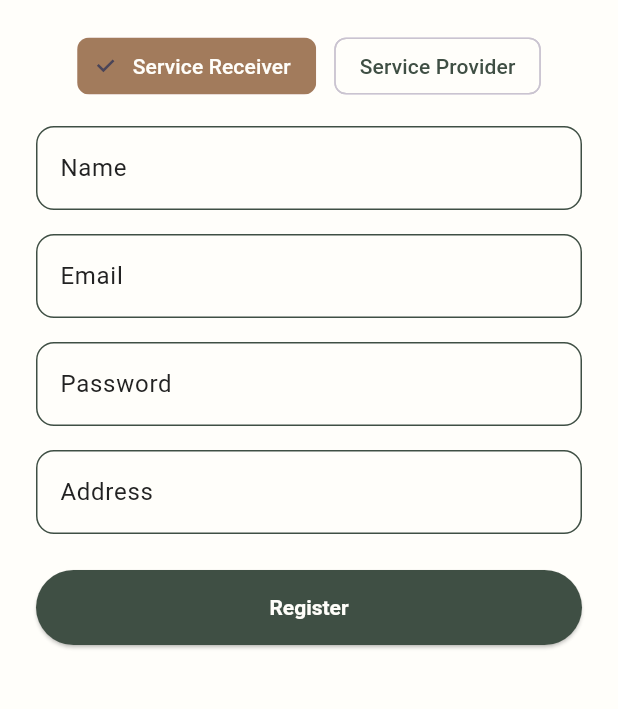
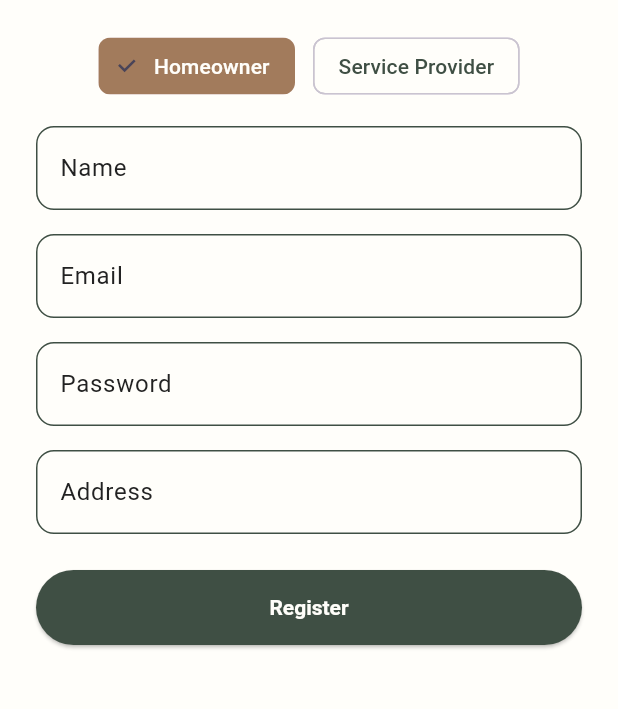
Before and after one commit to AminBihamta/homely, a Flutter app: the RegisterScreen screen opened directly, on a phone screen of 412 x 824 dp, the part 270-979 px from its top. Run offline on Flutter 3.47's test engine with Material 3 defaults, Android fonts, the light colour scheme and no system bars; our stand-ins replace cloud_firestore, firebase_auth, firebase_core; accounts and stored records are empty.

Commit message:
changed "zesty" service receiver label into homeowner

```diff
--- a/lib/screens/register_screen.dart
+++ b/lib/screens/register_screen.dart
@@ -92,7 +92,7 @@ class _RegisterScreenState extends State<RegisterScreen> {
               mainAxisAlignment: MainAxisAlignment.center,
               children: [
                 ChoiceChip(
-                  label: const Text('Service Receiver'),
+                  label: const Text('Homeowner'),
                   selected: !isProvider,
                   onSelected: (selected) {
                     setState(() {
```
